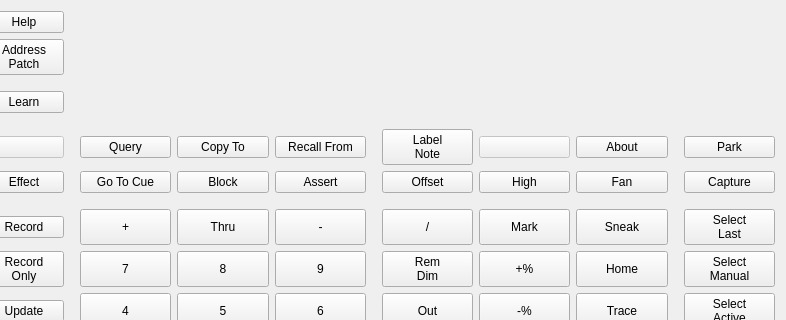
Above: src/boards/etc/eos/ui/keypad/eoskeypadform.ui from ApolloFops/universal-focus-remote before the change; both pictures show x 199 to 985 and y 0 to 320 of the 985 by 410 pixel window. Below: the same form after it.
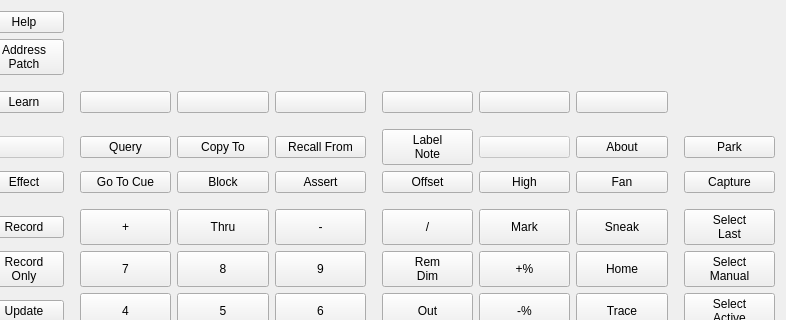
That is the form after the change. Custom widgets are drawn as their Qt base class.

Patch:
```diff
--- a/src/boards/etc/eos/ui/keypad/eoskeypadform.ui
+++ b/src/boards/etc/eos/ui/keypad/eoskeypadform.ui
@@ -1078,6 +1078,48 @@
        </property>
       </widget>
      </item>
+     <item row="3" column="4">
+      <widget class="QSquarePushButton" name="keySoft1">
+       <property name="text">
+        <string/>
+       </property>
+      </widget>
+     </item>
+     <item row="3" column="5">
+      <widget class="QSquarePushButton" name="keySoft2">
+       <property name="text">
+        <string/>
+       </property>
+      </widget>
+     </item>
+     <item row="3" column="6">
+      <widget class="QSquarePushButton" name="keySoft3">
+       <property name="text">
+        <string/>
+       </property>
+      </widget>
+     </item>
+     <item row="3" column="8">
+      <widget class="QSquarePushButton" name="keySoft4">
+       <property name="text">
+        <string/>
+       </property>
+      </widget>
+     </item>
+     <item row="3" column="9">
+      <widget class="QSquarePushButton" name="keySoft5">
+       <property name="text">
+        <string/>
+       </property>
+      </widget>
+     </item>
+     <item row="3" column="10">
+      <widget class="QSquarePushButton" name="keySoft6">
+       <property name="text">
+        <string/>
+       </property>
+      </widget>
+     </item>
     </layout>
    </item>
   </layout>
```
